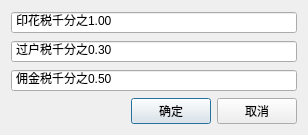
The window that UI/JKNewProject.ui (Mr-WangJin/StockTool) describes before a commit, drawn with Qt 5.
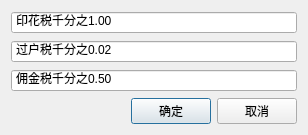
The same window after the commit.

What changed in the file:
```diff
--- a/UI/JKNewProject.ui
+++ b/UI/JKNewProject.ui
@@ -36,7 +36,7 @@
       <string>过户税千分之</string>
      </property>
      <property name="value">
-      <double>0.300000000000000</double>
+      <double>0.020000000000000</double>
      </property>
     </widget>
    </item>
```
